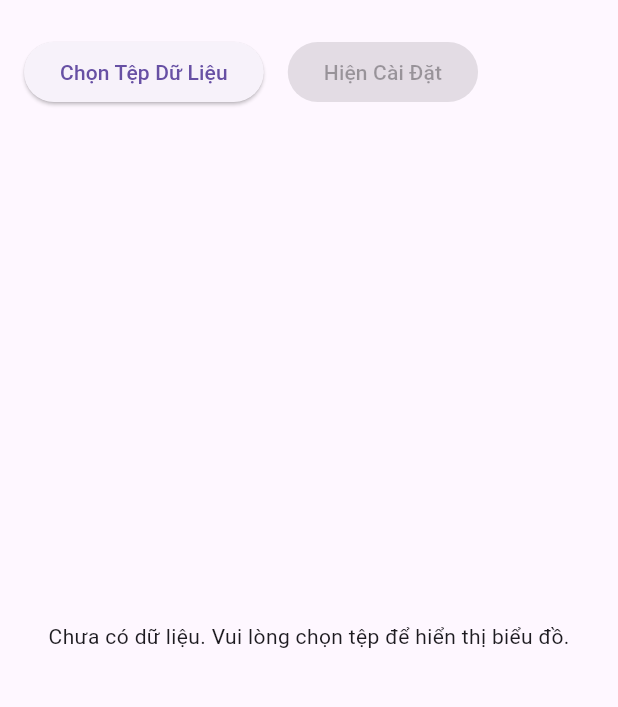
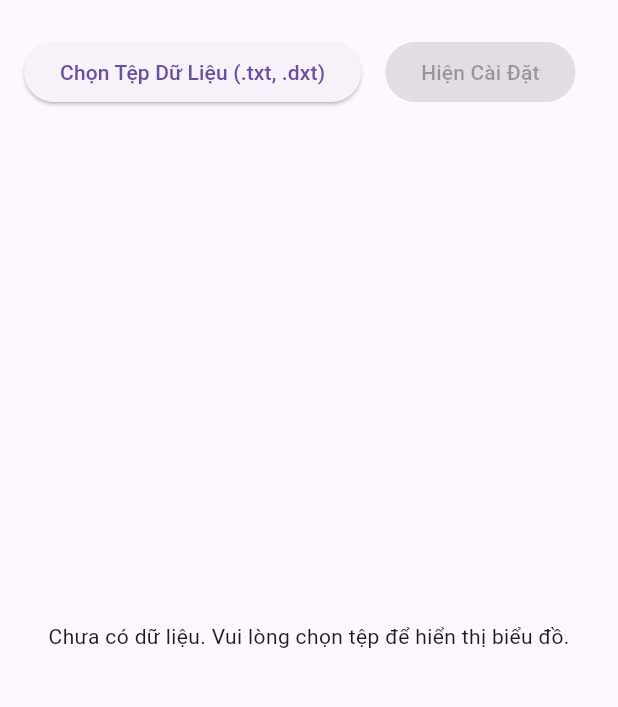
Before and after one commit to mylovetron2/diavatly_chart, a Flutter app: the screen it shows after launch, on a phone screen of 412 x 824 dp, the part 72-779 px from its top. Run offline on Flutter 3.47's test engine with Material 3 defaults, Android fonts, the phone set to English and light mode, and no system bars; our stand-ins replace file_picker, fl_chart; missing offline and left inert: window_manager.

Commit message:
Add .dxt file support and update UI text

```diff
--- a/lib/home_page.dart
+++ b/lib/home_page.dart
@@ -62,7 +62,7 @@ class _HomePageState extends State<HomePage> {
   double? _cachedScrollPosition;
   Future<void> pickFile() async {
     FilePickerResult? result = await FilePicker.platform
-        .pickFiles(type: FileType.custom, allowedExtensions: ['txt']);
+        .pickFiles(type: FileType.custom, allowedExtensions: ['txt', 'dxt']);
     if (result != null && result.files.single.path != null) {
       final file = File(result.files.single.path!);
       final lines = await file.readAsLines();
@@ -210,7 +210,7 @@ class _HomePageState extends State<HomePage> {
               children: [
                 ElevatedButton(
                   onPressed: pickFile,
-                  child: const Text('Chọn Tệp Dữ Liệu'),
+                  child: const Text('Chọn Tệp Dữ Liệu (.txt, .dxt)'),
                 ),
                 const SizedBox(width: 16),
                 ElevatedButton(
```
